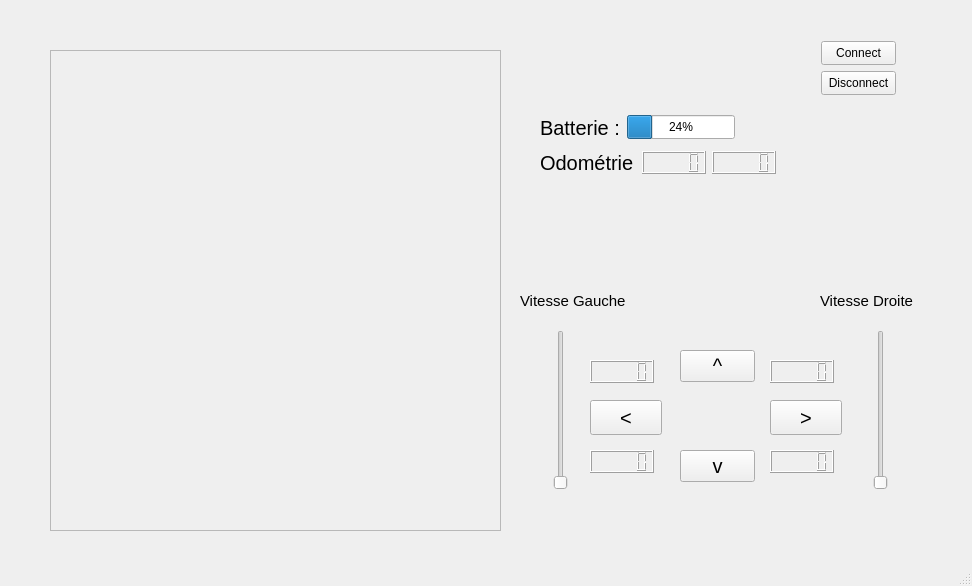
First picture: the form in myrobot.ui, repository l-chapus/WifiBot, before the edit.
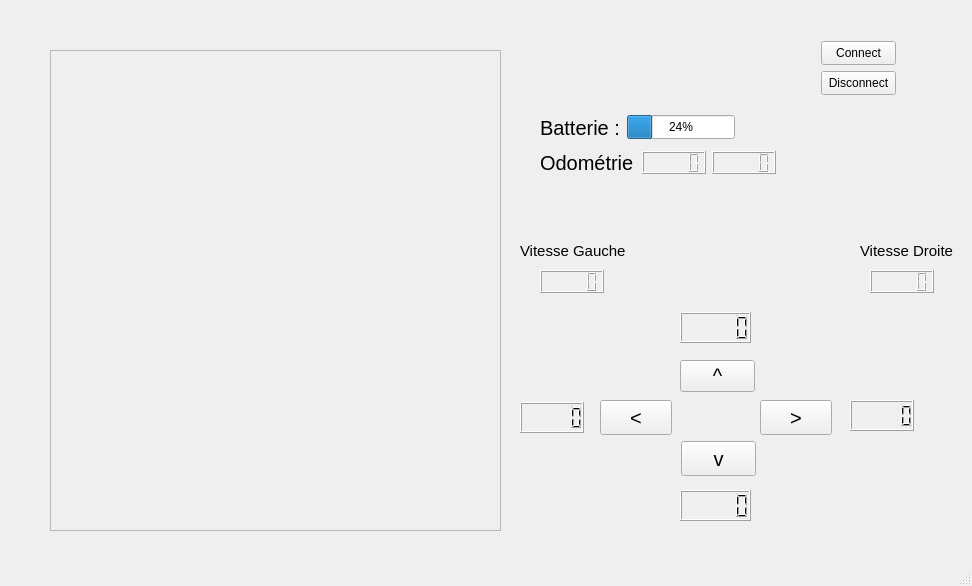
Second picture: the form after the edit.

Commit message: ajout de l'affichage des informations demandées et changement de l'interface pour s'adapter à l'affichage

The edit to the form file:
```diff
--- a/myrobot.ui
+++ b/myrobot.ui
@@ -27,19 +27,6 @@
      <string>Connect</string>
     </property>
    </widget>
-   <widget class="QSlider" name="vitessebarG">
-    <property name="geometry">
-     <rect>
-      <x>550</x>
-      <y>330</y>
-      <width>22</width>
-      <height>160</height>
-     </rect>
-    </property>
-    <property name="orientation">
-     <enum>Qt::Vertical</enum>
-    </property>
-   </widget>
    <widget class="QPushButton" name="disconnect">
     <property name="geometry">
      <rect>
@@ -74,8 +61,8 @@
    <widget class="QLabel" name="vitesseD">
     <property name="geometry">
      <rect>
-      <x>820</x>
-      <y>280</y>
+      <x>860</x>
+      <y>230</y>
       <width>101</width>
       <height>41</height>
      </rect>
@@ -93,7 +80,7 @@
     <property name="geometry">
      <rect>
       <x>520</x>
-      <y>280</y>
+      <y>230</y>
       <width>111</width>
       <height>41</height>
      </rect>
@@ -165,7 +152,7 @@
     <property name="geometry">
      <rect>
       <x>680</x>
-      <y>350</y>
+      <y>360</y>
       <width>75</width>
       <height>32</height>
      </rect>
@@ -182,7 +169,7 @@
    <widget class="QPushButton" name="gauche">
     <property name="geometry">
      <rect>
-      <x>590</x>
+      <x>600</x>
       <y>400</y>
       <width>72</width>
       <height>35</height>
@@ -200,7 +187,7 @@
    <widget class="QPushButton" name="droite">
     <property name="geometry">
      <rect>
-      <x>770</x>
+      <x>760</x>
       <y>400</y>
       <width>72</width>
       <height>35</height>
@@ -218,10 +205,10 @@
    <widget class="QPushButton" name="bas">
     <property name="geometry">
      <rect>
-      <x>680</x>
-      <y>450</y>
+      <x>681</x>
+      <y>441</y>
       <width>75</width>
-      <height>32</height>
+      <height>35</height>
      </rect>
     </property>
     <property name="font">
@@ -233,19 +220,6 @@
      <string>v</string>
     </property>
    </widget>
-   <widget class="QSlider" name="vitesseBarD">
-    <property name="geometry">
-     <rect>
-      <x>870</x>
-      <y>330</y>
-      <width>22</width>
-      <height>160</height>
-     </rect>
-    </property>
-    <property name="orientation">
-     <enum>Qt::Vertical</enum>
-    </property>
-   </widget>
    <widget class="QLCDNumber" name="odometrieG">
     <property name="geometry">
      <rect>
@@ -269,28 +243,48 @@
    <widget class="QLCDNumber" name="lcdArG">
     <property name="geometry">
      <rect>
-      <x>590</x>
-      <y>450</y>
+      <x>520</x>
+      <y>402</y>
       <width>64</width>
-      <height>23</height>
+      <height>31</height>
      </rect>
     </property>
    </widget>
    <widget class="QLCDNumber" name="lcdArD">
     <property name="geometry">
      <rect>
-      <x>770</x>
-      <y>450</y>
+      <x>680</x>
+      <y>490</y>
+      <width>71</width>
+      <height>31</height>
+     </rect>
+    </property>
+   </widget>
+   <widget class="QLCDNumber" name="infraDroite">
+    <property name="geometry">
+     <rect>
+      <x>850</x>
+      <y>400</y>
       <width>64</width>
-      <height>23</height>
+      <height>31</height>
      </rect>
     </property>
    </widget>
    <widget class="QLCDNumber" name="lcdAvD">
     <property name="geometry">
      <rect>
-      <x>770</x>
-      <y>360</y>
+      <x>680</x>
+      <y>312</y>
+      <width>71</width>
+      <height>31</height>
+     </rect>
+    </property>
+   </widget>
+   <widget class="QLCDNumber" name="vitesseGauche">
+    <property name="geometry">
+     <rect>
+      <x>540</x>
+      <y>270</y>
       <width>64</width>
       <height>23</height>
      </rect>
@@ -299,8 +293,8 @@
    <widget class="QLCDNumber" name="lcdAvG">
     <property name="geometry">
      <rect>
-      <x>590</x>
-      <y>360</y>
+      <x>870</x>
+      <y>270</y>
       <width>64</width>
       <height>23</height>
      </rect>
```
Left out of the diff: 8 changed lines with no effect on the pictures. The commit also changes 4 other files.
